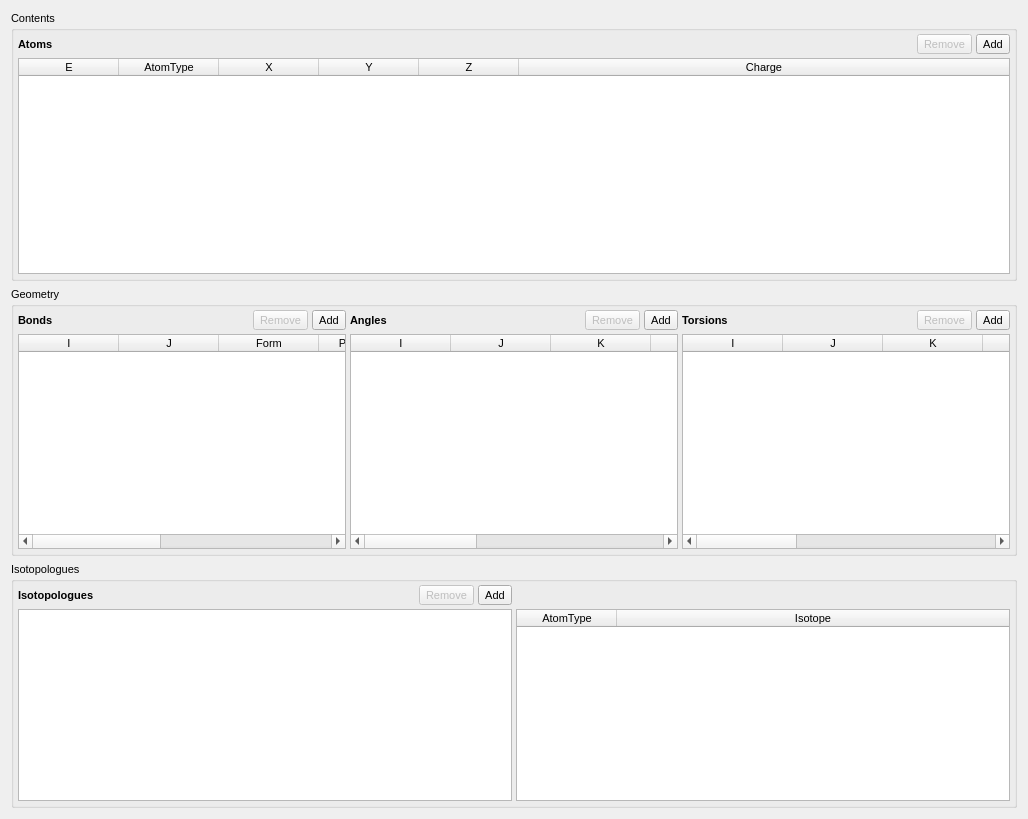
This is src/gui/speciestab.ui in disorderedmaterials/dissolve as Qt 5 draws it before an edit. The edited form follows.
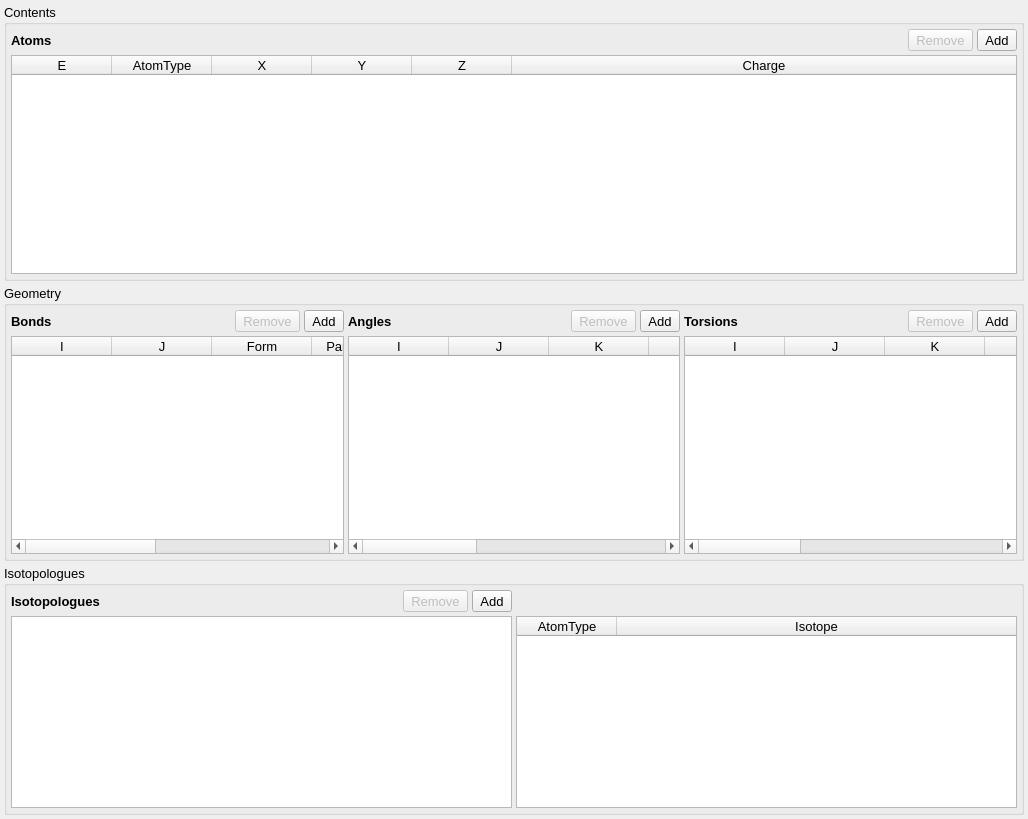
This is the edited form. Icons and pictures are not drawn.

```diff
--- a/src/gui/speciestab.ui
+++ b/src/gui/speciestab.ui
@@ -12,13 +12,28 @@
   </property>
   <property name="font">
    <font>
-    <pointsize>8</pointsize>
+    <pointsize>10</pointsize>
    </font>
   </property>
   <property name="windowTitle">
    <string>Form</string>
   </property>
   <layout class="QVBoxLayout" name="verticalLayout_4">
+   <property name="spacing">
+    <number>4</number>
+   </property>
+   <property name="leftMargin">
+    <number>4</number>
+   </property>
+   <property name="topMargin">
+    <number>4</number>
+   </property>
+   <property name="rightMargin">
+    <number>4</number>
+   </property>
+   <property name="bottomMargin">
+    <number>4</number>
+   </property>
    <item>
     <layout class="QHBoxLayout" name="horizontalLayout_9">
      <item>
```
